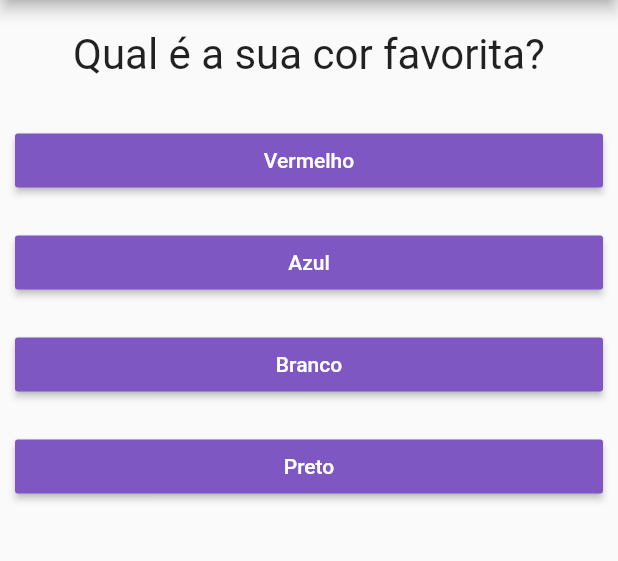
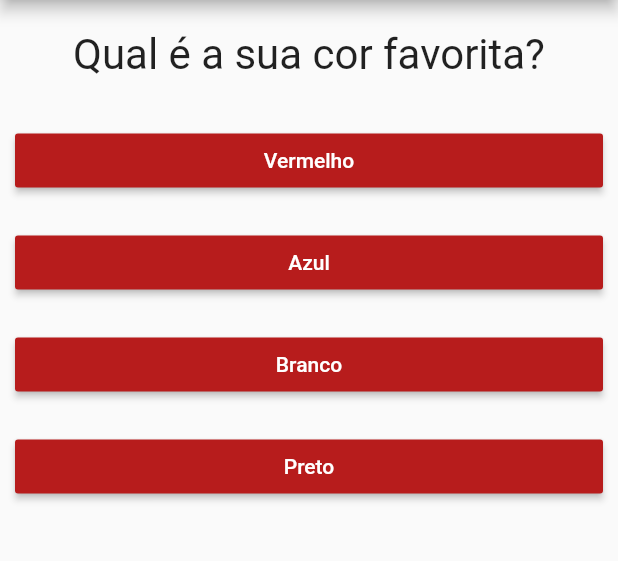
Before and after one commit to Orion-News/App_Perguntas, a Flutter app: the screen it shows after launch, on a phone screen of 412 x 824 dp, the part 84-645 px from its top. Run offline on Flutter 3.47's test engine with Material 2 defaults, Android fonts, the phone set to English and light mode, and no system bars.

Commit message:
changed color button

```diff
--- a/lib/resposta.dart
+++ b/lib/resposta.dart
@@ -13,7 +13,7 @@ class Resposta extends StatelessWidget {
       width: double.infinity,
       margin: EdgeInsets.all(10),
       child: RaisedButton(
-              color: Colors.deepPurple[400],
+              color: Colors.red.shade900,
               textColor: Colors.white,
               child: Text(texto),
               onPressed: quandoSelecionar,
```
